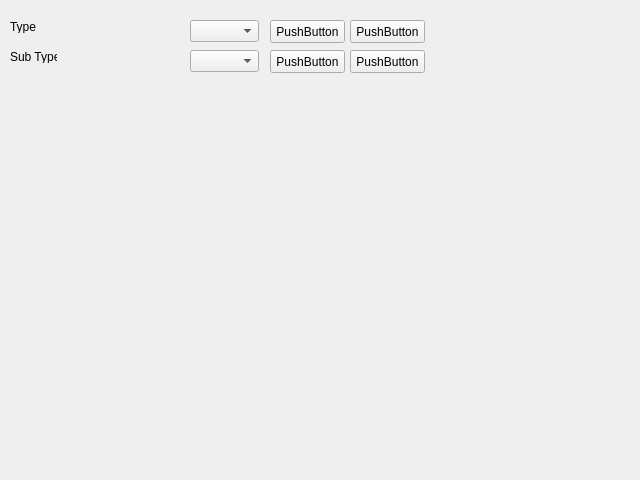
Qt form pcalc/src/gui/rb_databasetablewidget.ui (hermixy/biluna) before a commit.
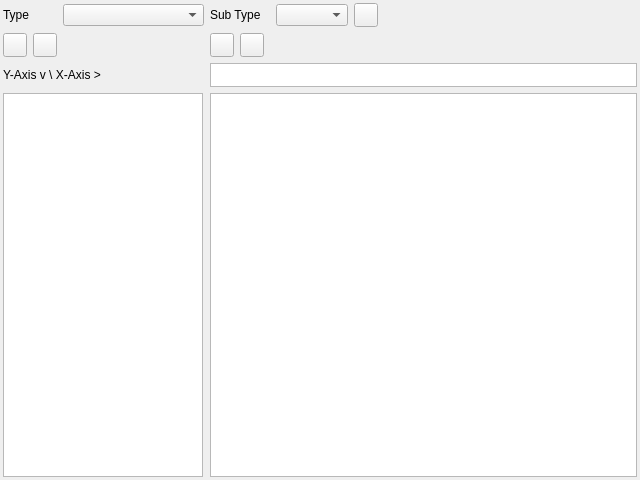
The same form after that commit. Icons and pictures are not drawn.

Commit message:
database table widget
further development

Patch:
```diff
--- a/pcalc/src/gui/rb_databasetablewidget.ui
+++ b/pcalc/src/gui/rb_databasetablewidget.ui
@@ -13,104 +13,278 @@
   <property name="windowTitle">
    <string>Form</string>
   </property>
-  <widget class="QComboBox" name="comboBox">
-   <property name="geometry">
-    <rect>
-     <x>190</x>
-     <y>20</y>
-     <width>69</width>
-     <height>22</height>
-    </rect>
+  <layout class="QGridLayout" name="gridLayout">
+   <property name="leftMargin">
+    <number>3</number>
    </property>
-  </widget>
-  <widget class="QComboBox" name="comboBox_2">
-   <property name="geometry">
-    <rect>
-     <x>190</x>
-     <y>50</y>
-     <width>69</width>
-     <height>22</height>
-    </rect>
+   <property name="topMargin">
+    <number>3</number>
    </property>
-  </widget>
-  <widget class="QPushButton" name="pushButton">
-   <property name="geometry">
-    <rect>
-     <x>270</x>
-     <y>20</y>
-     <width>75</width>
-     <height>23</height>
-    </rect>
+   <property name="rightMargin">
+    <number>3</number>
    </property>
-   <property name="text">
-    <string>PushButton</string>
+   <property name="bottomMargin">
+    <number>3</number>
    </property>
-  </widget>
-  <widget class="QPushButton" name="pushButton_2">
-   <property name="geometry">
-    <rect>
-     <x>350</x>
-     <y>20</y>
-     <width>75</width>
-     <height>23</height>
-    </rect>
+   <property name="horizontalSpacing">
+    <number>-1</number>
    </property>
-   <property name="text">
-    <string>PushButton</string>
-   </property>
-  </widget>
-  <widget class="QPushButton" name="pushButton_3">
-   <property name="geometry">
-    <rect>
-     <x>270</x>
-     <y>50</y>
-     <width>75</width>
-     <height>23</height>
-    </rect>
-   </property>
-   <property name="text">
-    <string>PushButton</string>
-   </property>
-  </widget>
-  <widget class="QPushButton" name="pushButton_4">
-   <property name="geometry">
-    <rect>
-     <x>350</x>
-     <y>50</y>
-     <width>75</width>
-     <height>23</height>
-    </rect>
-   </property>
-   <property name="text">
-    <string>PushButton</string>
-   </property>
-  </widget>
-  <widget class="QLabel" name="lblType">
-   <property name="geometry">
-    <rect>
-     <x>10</x>
-     <y>20</y>
-     <width>47</width>
-     <height>13</height>
-    </rect>
-   </property>
-   <property name="text">
-    <string>Type</string>
-   </property>
-  </widget>
-  <widget class="QLabel" name="lblSubType">
-   <property name="geometry">
-    <rect>
-     <x>10</x>
-     <y>50</y>
-     <width>47</width>
-     <height>13</height>
-    </rect>
-   </property>
-   <property name="text">
-    <string>Sub Type</string>
-   </property>
-  </widget>
+   <item row="1" column="0">
+    <widget class="QPushButton" name="pbAddYAxis">
+     <property name="sizePolicy">
+      <sizepolicy hsizetype="Fixed" vsizetype="Fixed">
+       <horstretch>0</horstretch>
+       <verstretch>0</verstretch>
+      </sizepolicy>
+     </property>
+     <property name="minimumSize">
+      <size>
+       <width>24</width>
+       <height>24</height>
+      </size>
+     </property>
+     <property name="maximumSize">
+      <size>
+       <width>24</width>
+       <height>24</height>
+      </size>
+     </property>
+     <property name="toolTip">
+      <string>Add Y axis row</string>
+     </property>
+     <property name="text">
+      <string/>
+     </property>
+     <property name="icon">
+      <iconset resource="../../../db/src/gui/db.qrc">
+       <normaloff>:/images/icons/add.png</normaloff>:/images/icons/add.png</iconset>
+     </property>
+    </widget>
+   </item>
+   <item row="1" column="1">
+    <widget class="QPushButton" name="pbDeleteYAxis">
+     <property name="sizePolicy">
+      <sizepolicy hsizetype="Fixed" vsizetype="Fixed">
+       <horstretch>0</horstretch>
+       <verstretch>0</verstretch>
+      </sizepolicy>
+     </property>
+     <property name="minimumSize">
+      <size>
+       <width>24</width>
+       <height>24</height>
+      </size>
+     </property>
+     <property name="maximumSize">
+      <size>
+       <width>24</width>
+       <height>24</height>
+      </size>
+     </property>
+     <property name="toolTip">
+      <string>Delete Y axis row</string>
+     </property>
+     <property name="text">
+      <string/>
+     </property>
+     <property name="icon">
+      <iconset resource="../../../db/src/gui/db.qrc">
+       <normaloff>:/images/icons/delete.png</normaloff>:/images/icons/delete.png</iconset>
+     </property>
+    </widget>
+   </item>
+   <item row="3" column="3" colspan="6">
+    <widget class="QTableView" name="tvXYValue"/>
+   </item>
+   <item row="3" column="0" colspan="3">
+    <widget class="QTableView" name="tvYAxis">
+     <property name="sizePolicy">
+      <sizepolicy hsizetype="Expanding" vsizetype="Expanding">
+       <horstretch>0</horstretch>
+       <verstretch>0</verstretch>
+      </sizepolicy>
+     </property>
+     <property name="maximumSize">
+      <size>
+       <width>200</width>
+       <height>16777215</height>
+      </size>
+     </property>
+    </widget>
+   </item>
+   <item row="2" column="3" colspan="6">
+    <widget class="QTableView" name="tvXAxis">
+     <property name="sizePolicy">
+      <sizepolicy hsizetype="Expanding" vsizetype="Fixed">
+       <horstretch>0</horstretch>
+       <verstretch>0</verstretch>
+      </sizepolicy>
+     </property>
+     <property name="maximumSize">
+      <size>
+       <width>16777215</width>
+       <height>24</height>
+      </size>
+     </property>
+    </widget>
+   </item>
+   <item row="0" column="3" colspan="3">
+    <widget class="QLabel" name="lblSubType">
+     <property name="text">
+      <string>Sub Type</string>
+     </property>
+    </widget>
+   </item>
+   <item row="2" column="0" colspan="3">
+    <widget class="QLabel" name="label">
+     <property name="text">
+      <string>Y-Axis v \ X-Axis &gt;</string>
+     </property>
+    </widget>
+   </item>
+   <item row="1" column="2">
+    <spacer name="horizontalSpacer">
+     <property name="orientation">
+      <enum>Qt::Horizontal</enum>
+     </property>
+     <property name="sizeHint" stdset="0">
+      <size>
+       <width>140</width>
+       <height>20</height>
+      </size>
+     </property>
+    </spacer>
+   </item>
+   <item row="0" column="6">
+    <widget class="QComboBox" name="cbSubType"/>
+   </item>
+   <item row="1" column="3">
+    <widget class="QPushButton" name="pbAddXAxis">
+     <property name="sizePolicy">
+      <sizepolicy hsizetype="Fixed" vsizetype="Fixed">
+       <horstretch>0</horstretch>
+       <verstretch>0</verstretch>
+      </sizepolicy>
+     </property>
+     <property name="minimumSize">
+      <size>
+       <width>24</width>
+       <height>24</height>
+      </size>
+     </property>
+     <property name="maximumSize">
+      <size>
+       <width>24</width>
+       <height>24</height>
+      </size>
+     </property>
+     <property name="toolTip">
+      <string>Add X axis column</string>
+     </property>
+     <property name="text">
+      <string/>
+     </property>
+     <property name="icon">
+      <iconset resource="../../../db/src/gui/db.qrc">
+       <normaloff>:/images/icons/add.png</normaloff>:/images/icons/add.png</iconset>
+     </property>
+    </widget>
+   </item>
+   <item row="0" column="8">
+    <spacer name="horizontalSpacer_3">
+     <property name="orientation">
+      <enum>Qt::Horizontal</enum>
+     </property>
+     <property name="sizeHint" stdset="0">
+      <size>
+       <width>215</width>
+       <height>20</height>
+      </size>
+     </property>
+    </spacer>
+   </item>
+   <item row="1" column="5" colspan="4">
+    <spacer name="horizontalSpacer_2">
+     <property name="orientation">
+      <enum>Qt::Horizontal</enum>
+     </property>
+     <property name="sizeHint" stdset="0">
+      <size>
+       <width>367</width>
+       <height>20</height>
+      </size>
+     </property>
+    </spacer>
+   </item>
+   <item row="0" column="0" colspan="2">
+    <widget class="QLabel" name="lblType">
+     <property name="text">
+      <string>Type</string>
+     </property>
+    </widget>
+   </item>
+   <item row="1" column="4">
+    <widget class="QPushButton" name="pbDeleteXAxis">
+     <property name="sizePolicy">
+      <sizepolicy hsizetype="Fixed" vsizetype="Fixed">
+       <horstretch>0</horstretch>
+       <verstretch>0</verstretch>
+      </sizepolicy>
+     </property>
+     <property name="minimumSize">
+      <size>
+       <width>24</width>
+       <height>24</height>
+      </size>
+     </property>
+     <property name="maximumSize">
+      <size>
+       <width>24</width>
+       <height>24</height>
+      </size>
+     </property>
+     <property name="toolTip">
+      <string>Delete X axis column</string>
+     </property>
+     <property name="text">
+      <string/>
+     </property>
+     <property name="icon">
+      <iconset resource="../../../db/src/gui/db.qrc">
+       <normaloff>:/images/icons/delete.png</normaloff>:/images/icons/delete.png</iconset>
+     </property>
+    </widget>
+   </item>
+   <item row="0" column="2">
+    <widget class="QComboBox" name="cbType"/>
+   </item>
+   <item row="0" column="7">
+    <widget class="QPushButton" name="pbEdit">
+     <property name="minimumSize">
+      <size>
+       <width>24</width>
+       <height>24</height>
+      </size>
+     </property>
+     <property name="maximumSize">
+      <size>
+       <width>24</width>
+       <height>24</height>
+      </size>
+     </property>
+     <property name="toolTip">
+      <string>Edit type and sub type</string>
+     </property>
+     <property name="text">
+      <string/>
+     </property>
+     <property name="icon">
+      <iconset resource="../../../db/src/gui/db.qrc">
+       <normaloff>:/images/icons/pencil.png</normaloff>:/images/icons/pencil.png</iconset>
+     </property>
+    </widget>
+   </item>
+  </layout>
  </widget>
  <resources/>
  <connections/>
```
Left out of the diff: 4 changed lines with no effect on the pictures. The commit also changes 13 other files.
